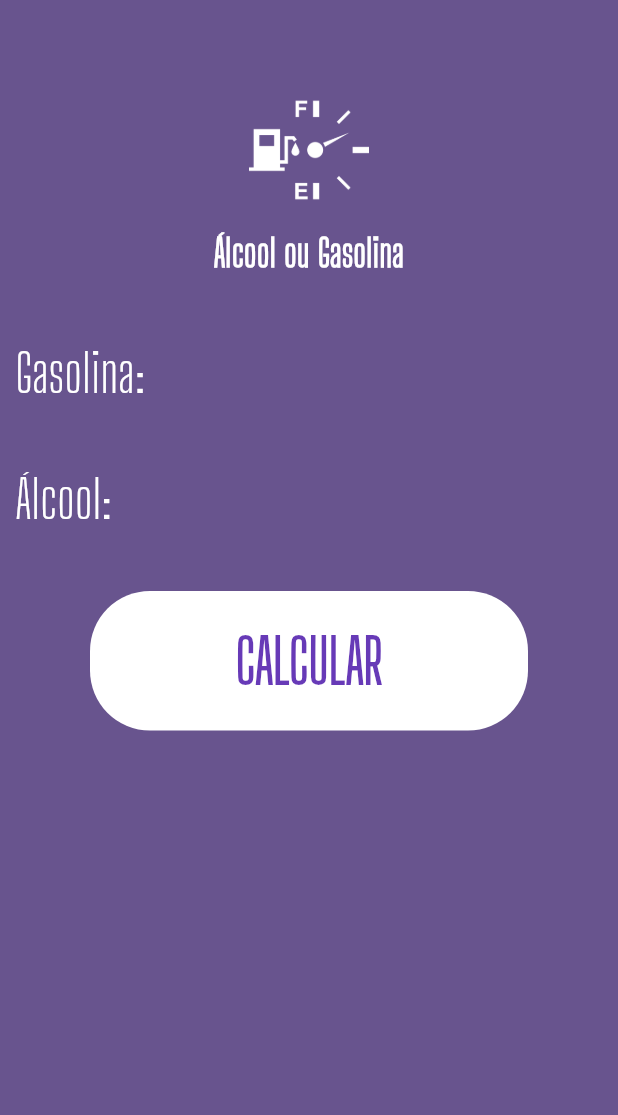
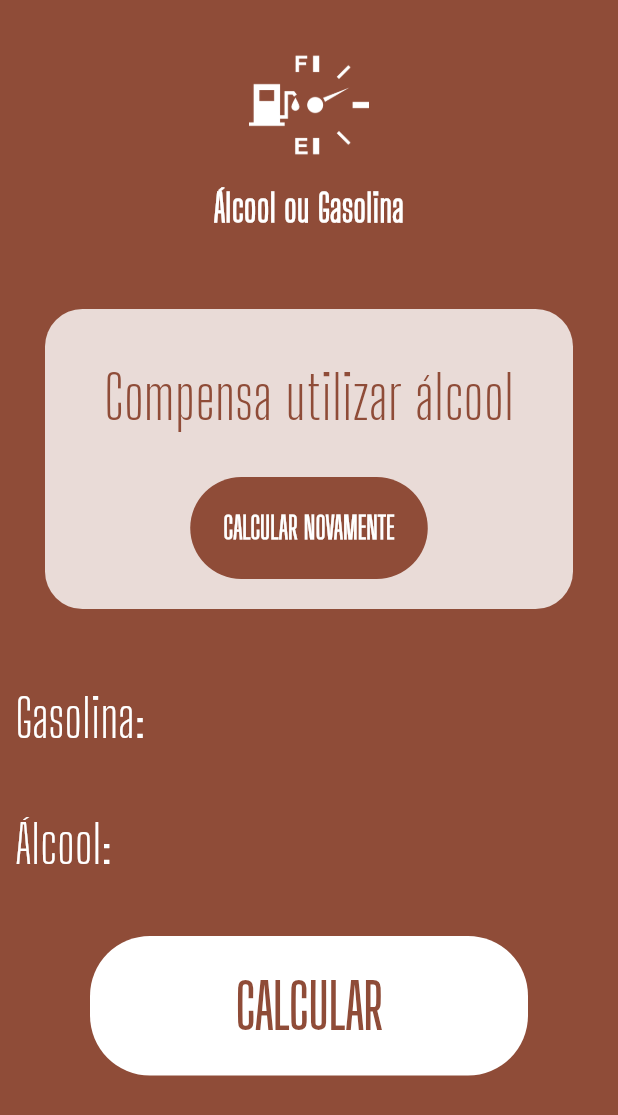
Before and after one commit to Danihmn/App_Flutter_Alcool_Ou_Gasolina, a Flutter app: the screen it shows after launch, on a phone screen of 412 x 824 dp. Shown: the top 1115 px of the screen. Run offline on Flutter 3.47's test engine with Material 3 defaults, Android fonts, the phone set to English and light mode, and no system bars; our stand-ins replace flutter_multi_formatter.

Commit message:
Adiciona Container informativo e botão de CALCULAR NOVAMENTE

```diff
--- a/lib/main.dart
+++ b/lib/main.dart
@@ -1,3 +1,4 @@
+import 'package:app_flutter_alcool_ou_gasolina/widgets/button_calculate_widget.dart';
 import 'package:app_flutter_alcool_ou_gasolina/widgets/text_button_widget.dart';
 import 'package:app_flutter_alcool_ou_gasolina/widgets/input_widget.dart';
 import 'package:app_flutter_alcool_ou_gasolina/widgets/logo_widget.dart';
@@ -16,7 +17,7 @@ class MyApp extends StatelessWidget {
       title: 'Álcool ou Gasolina',
       debugShowCheckedModeBanner: false,
       theme: ThemeData(
-        colorScheme: ColorScheme.fromSeed(seedColor: Colors.deepPurple),
+        colorScheme: ColorScheme.fromSeed(seedColor: Colors.deepOrange),
       ),
       home: HomePage(),
     );
@@ -36,16 +37,41 @@ class HomePage extends StatelessWidget {
       body: ListView(
         children: <Widget>[
           LogoWidget(),
+          Container(
+            margin: EdgeInsets.all(30),
+            decoration: BoxDecoration(
+              color: Colors.white.withOpacity(0.8),
+              borderRadius: BorderRadius.circular(25),
+            ),
+            child: Column(
+              children: [
+                SizedBox(height: 30),
+                Text(
+                  "Compensa utilizar álcool",
+                  style: TextStyle(
+                    fontSize: 40,
+                    fontFamily: "Big Shoulders Display",
+                    color: Theme.of(context).primaryColor,
+                  ),
+                  textAlign: TextAlign.center,
+                ),
+                SizedBox(height: 5),
+                ButtonCalculateWidget(
+                  label: "CALCULAR NOVAMENTE",
+                  fontLabelSize: 20,
+                  corFundo: Theme.of(context).primaryColor,
+                  corLabel: Colors.white,
+                ),
+              ],
+            ),
+          ),
           InputWidget(label: "Gasolina: ", controller: _controllerGasolina),
           InputWidget(label: "Álcool: ", controller: _controllerAlcool),
-          Container(
-            decoration: BoxDecoration(
-              color: Colors.white,
-              borderRadius: BorderRadius.circular(40),
-            ),
-            margin: EdgeInsets.symmetric(horizontal: 60, vertical: 20),
-            padding: EdgeInsets.all(10),
-            child: TextButtonWidget(calcular: "CALCULAR"),
+          ButtonCalculateWidget(
+            label: "CALCULAR",
+            fontLabelSize: 40,
+            corFundo: Colors.white,
+            corLabel: Theme.of(context).primaryColor,
           ),
         ],
       ),
--- /dev/null
+++ b/lib/widgets/button_calculate_widget.dart
@@ -0,0 +1,34 @@
+import 'package:app_flutter_alcool_ou_gasolina/widgets/text_button_widget.dart';
+import 'package:flutter/material.dart';
+
+class ButtonCalculateWidget extends StatelessWidget {
+  final String label;
+  final double fontLabelSize;
+  final Color corFundo;
+  final Color corLabel;
+
+  const ButtonCalculateWidget({
+    super.key,
+    required this.label,
+    required this.fontLabelSize,
+    required this.corFundo,
+    required this.corLabel,
+  });
+
+  @override
+  Widget build(BuildContext context) {
+    return Container(
+      decoration: BoxDecoration(
+        color: corFundo,
+        borderRadius: BorderRadius.circular(40),
+      ),
+      margin: EdgeInsets.symmetric(horizontal: 60, vertical: 20),
+      padding: EdgeInsets.all(10),
+      child: TextButtonWidget(
+        calcular: label,
+        fontSize: fontLabelSize,
+        corLabel: corLabel,
+      ),
+    );
+  }
+}
--- a/lib/widgets/logo_widget.dart
+++ b/lib/widgets/logo_widget.dart
@@ -7,7 +7,7 @@ class LogoWidget extends StatelessWidget {
   Widget build(BuildContext context) {
     return Column(
       children: [
-        SizedBox(height: 60),
+        SizedBox(height: 30),
         Image.asset("assets/images/aog-white.png", height: 80),
         SizedBox(height: 10),
         Text(
--- a/lib/widgets/text_button_widget.dart
+++ b/lib/widgets/text_button_widget.dart
@@ -2,8 +2,15 @@ import 'package:flutter/material.dart';
 
 class TextButtonWidget extends StatelessWidget {
   final String calcular;
+  final double fontSize;
+  final Color corLabel;
 
-  const TextButtonWidget({super.key, required this.calcular});
+  const TextButtonWidget({
+    super.key,
+    required this.calcular,
+    required this.fontSize,
+    required this.corLabel,
+  });
 
   @override
   Widget build(BuildContext context) {
@@ -12,9 +19,9 @@ class TextButtonWidget extends StatelessWidget {
       child: Text(
         calcular,
         style: TextStyle(
-          color: Colors.deepPurple,
+          color: corLabel,
           fontWeight: FontWeight.bold,
-          fontSize: 40,
+          fontSize: fontSize,
           fontFamily: "Big Shoulders Display",
         ),
       ),
```
